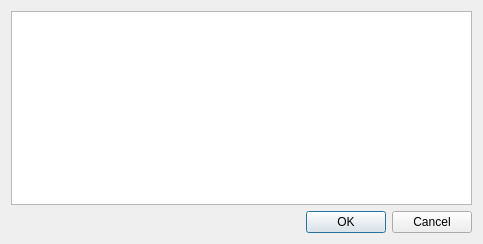
PREF/PREF, file views/disassemblerview/loaderdialog/loaderdialog.ui: the form before one commit.
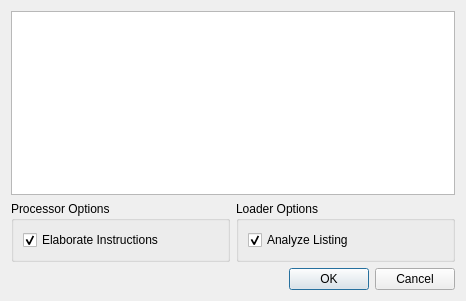
The form after the commit.

Commit message: LoaderDialog: Added Option for excluding Processor/Loader Elaboration

The edit to the form file:
```diff
--- a/views/disassemblerview/loaderdialog/loaderdialog.ui
+++ b/views/disassemblerview/loaderdialog/loaderdialog.ui
@@ -6,19 +6,15 @@
    <rect>
     <x>0</x>
     <y>0</y>
-    <width>483</width>
-    <height>244</height>
+    <width>466</width>
+    <height>301</height>
    </rect>
   </property>
   <property name="windowTitle">
    <string>Select Loader...</string>
   </property>
-  <layout class="QVBoxLayout" name="verticalLayout">
+  <layout class="QVBoxLayout" name="verticalLayout_3">
    <item>
-    <widget class="QSplitter" name="splitter">
-     <property name="orientation">
-      <enum>Qt::Vertical</enum>
-     </property>
      <widget class="QTableView" name="loaderTable">
       <property name="selectionBehavior">
        <enum>QAbstractItemView::SelectRows</enum>
@@ -36,7 +32,60 @@
        <bool>true</bool>
       </attribute>
      </widget>
-    </widget>
+   </item>
+   <item>
+    <layout class="QHBoxLayout" name="horizontalLayout">
+     <item>
+      <widget class="QGroupBox" name="gbProcessorOptions">
+       <property name="title">
+        <string>Processor Options</string>
+       </property>
+       <property name="flat">
+        <bool>false</bool>
+       </property>
+       <property name="checkable">
+        <bool>false</bool>
+       </property>
+       <layout class="QVBoxLayout" name="verticalLayout">
+        <item>
+         <widget class="QCheckBox" name="cbElaborateInstructions">
+          <property name="text">
+           <string>Elaborate Instructions</string>
+          </property>
+          <property name="checked">
+           <bool>true</bool>
+          </property>
+         </widget>
+        </item>
+       </layout>
+      </widget>
+     </item>
+     <item>
+      <widget class="QGroupBox" name="gbLoaderOptions">
+       <property name="title">
+        <string>Loader Options</string>
+       </property>
+       <property name="flat">
+        <bool>false</bool>
+       </property>
+       <property name="checkable">
+        <bool>false</bool>
+       </property>
+       <layout class="QVBoxLayout" name="verticalLayout_2">
+        <item>
+         <widget class="QCheckBox" name="cbAnalyzeListing">
+          <property name="text">
+           <string>Analyze Listing</string>
+          </property>
+          <property name="checked">
+           <bool>true</bool>
+          </property>
+         </widget>
+        </item>
+       </layout>
+      </widget>
+     </item>
+    </layout>
    </item>
    <item>
     <widget class="QDialogButtonBox" name="buttonBox">
```
Lines whose indentation alone changed are shown as unchanged. The commit also changes 9 other files.
